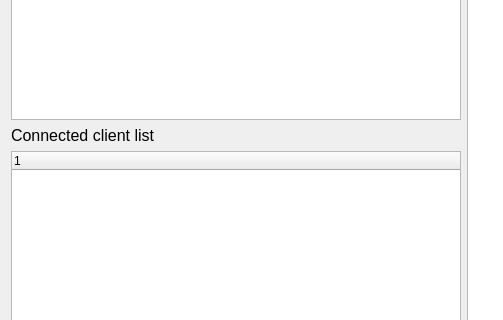
This is CSApp/chatmanagerform.ui in Jeong77777/Project_ClientChatManagementProgram_Qt as Qt 5 draws it before an edit; both pictures show x 0 to 503 and y 312 to 632 of the 927 by 744 pixel window. The edited form follows.
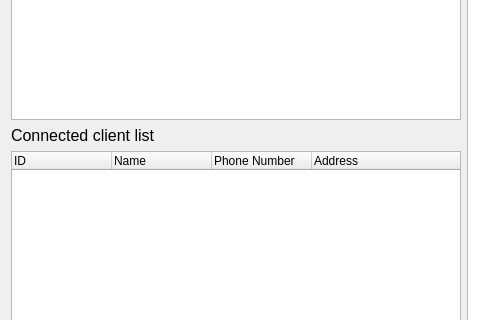
This is the edited form.

```diff
--- a/CSApp/chatmanagerform.ui
+++ b/CSApp/chatmanagerform.ui
@@ -136,7 +136,22 @@
             <widget class="QTreeWidget" name="connectedTreeWidget">
              <column>
               <property name="text">
-               <string notr="true">1</string>
+               <string notr="true">ID</string>
+              </property>
+             </column>
+             <column>
+              <property name="text">
+               <string>Name</string>
+              </property>
+             </column>
+             <column>
+              <property name="text">
+               <string>Phone Number</string>
+              </property>
+             </column>
+             <column>
+              <property name="text">
+               <string>Address</string>
               </property>
              </column>
             </widget>
```
